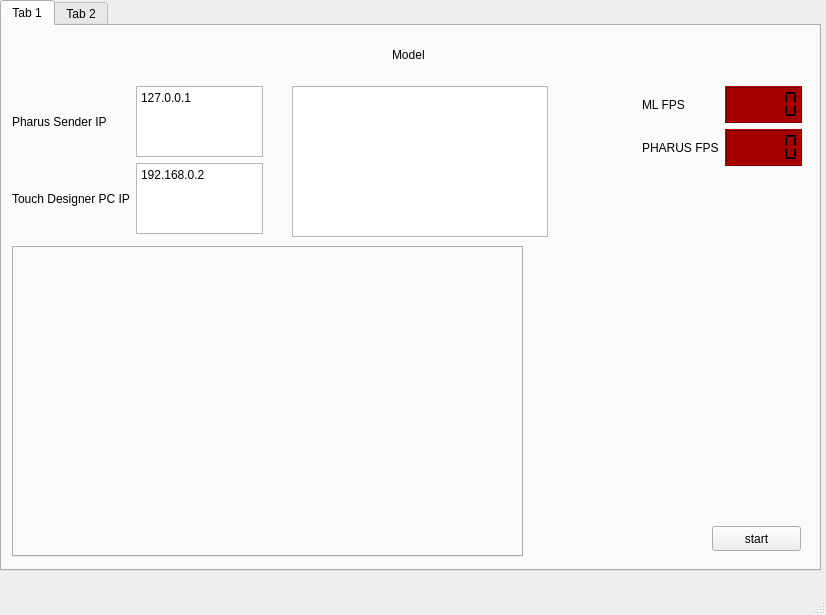
Before: the Qt Designer form inference_server.ui in birkschmithuesen/SystemFailed_trajnetplusplusbaselines, drawn with Qt 5.
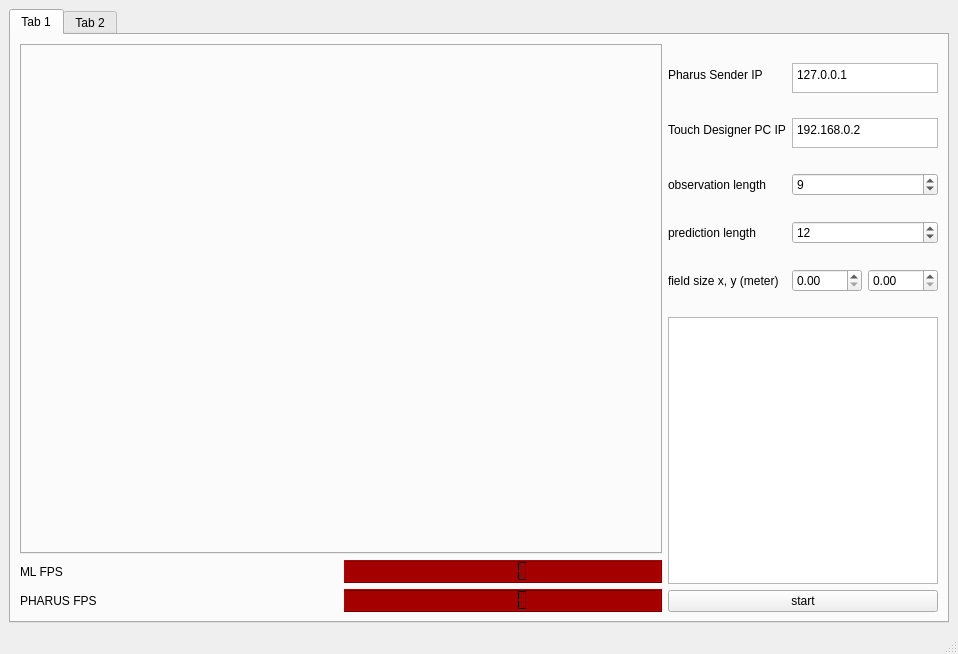
After: the same form once the commit is applied.

Commit message: Make UI resizing dynamic

What changed in the file:
```diff
--- a/inference_server.ui
+++ b/inference_server.ui
@@ -6,8 +6,8 @@
    <rect>
     <x>0</x>
     <y>0</y>
-    <width>826</width>
-    <height>615</height>
+    <width>958</width>
+    <height>654</height>
    </rect>
   </property>
   <property name="windowTitle">
@@ -17,14 +17,20 @@
    <bool>false</bool>
   </property>
   <widget class="QWidget" name="centralwidget">
+   <layout class="QVBoxLayout" name="verticalLayout">
+    <item>
    <widget class="QTabWidget" name="tabWidget">
-    <property name="geometry">
-     <rect>
-      <x>0</x>
-      <y>0</y>
-      <width>821</width>
-      <height>571</height>
-     </rect>
+      <property name="sizePolicy">
+       <sizepolicy hsizetype="Expanding" vsizetype="Expanding">
+        <horstretch>1</horstretch>
+        <verstretch>1</verstretch>
+       </sizepolicy>
+      </property>
+      <property name="sizeIncrement">
+       <size>
+        <width>1</width>
+        <height>1</height>
+       </size>
     </property>
     <property name="currentIndex">
      <number>0</number>
@@ -33,28 +39,39 @@
      <attribute name="title">
       <string>Tab 1</string>
      </attribute>
-     <widget class="QPushButton" name="start_button">
-      <property name="geometry">
-       <rect>
-        <x>710</x>
-        <y>500</y>
-        <width>89</width>
-        <height>25</height>
-       </rect>
-      </property>
-      <property name="text">
-       <string>start</string>
-      </property>
-     </widget>
-     <widget class="QWidget" name="gridLayoutWidget">
-      <property name="geometry">
-       <rect>
-        <x>640</x>
-        <y>60</y>
-        <width>160</width>
-        <height>80</height>
-       </rect>
-      </property>
+       <layout class="QHBoxLayout" name="horizontalLayout_3">
+        <item>
+         <layout class="QHBoxLayout" name="horizontalLayout_4">
+          <property name="sizeConstraint">
+           <enum>QLayout::SetNoConstraint</enum>
+          </property>
+          <item>
+           <layout class="QVBoxLayout" name="verticalLayout_3">
+            <property name="sizeConstraint">
+             <enum>QLayout::SetNoConstraint</enum>
+            </property>
+            <item>
+             <widget class="QTabWidget" name="visualizer">
+              <property name="sizePolicy">
+               <sizepolicy hsizetype="Expanding" vsizetype="Expanding">
+                <horstretch>1</horstretch>
+                <verstretch>1</verstretch>
+               </sizepolicy>
+              </property>
+              <property name="sizeIncrement">
+               <size>
+                <width>1</width>
+                <height>1</height>
+               </size>
+              </property>
+              <property name="currentIndex">
+               <number>-1</number>
+              </property>
+             </widget>
+            </item>
+            <item>
+             <layout class="QHBoxLayout" name="horizontalLayout_2">
+              <item>
       <layout class="QGridLayout" name="gridLayout">
        <item row="1" column="1">
         <widget class="QLCDNumber" name="pharus_fps">
@@ -66,6 +83,13 @@
          </property>
         </widget>
        </item>
+                <item row="1" column="0">
+                 <widget class="QLabel" name="label_2">
+                  <property name="text">
+                   <string>PHARUS FPS</string>
+                  </property>
+                 </widget>
+                </item>
        <item row="0" column="1">
         <widget class="QLCDNumber" name="ml_fps">
          <property name="styleSheet">
@@ -83,25 +107,28 @@
          </property>
         </widget>
        </item>
-       <item row="1" column="0">
-        <widget class="QLabel" name="label_2">
-         <property name="text">
-          <string>PHARUS FPS</string>
-         </property>
-        </widget>
-       </item>
-      </layout>
-     </widget>
-     <widget class="QWidget" name="gridLayoutWidget_2">
-      <property name="geometry">
-       <rect>
-        <x>10</x>
-        <y>60</y>
-        <width>251</width>
-        <height>148</height>
-       </rect>
-      </property>
-      <layout class="QGridLayout" name="gridLayout_2">
+               </layout>
+              </item>
+             </layout>
+            </item>
+           </layout>
+          </item>
+          <item>
+           <layout class="QVBoxLayout" name="verticalLayout_2">
+            <property name="spacing">
+             <number>6</number>
+            </property>
+            <property name="sizeConstraint">
+             <enum>QLayout::SetMaximumSize</enum>
+            </property>
+            <item>
+             <layout class="QFormLayout" name="formLayout">
+              <property name="sizeConstraint">
+               <enum>QLayout::SetFixedSize</enum>
+              </property>
+              <property name="formAlignment">
+               <set>Qt::AlignLeading|Qt::AlignLeft|Qt::AlignVCenter</set>
+              </property>
        <item row="0" column="0">
         <widget class="QLabel" name="label_3">
          <property name="text">
@@ -111,6 +138,18 @@
        </item>
        <item row="0" column="1">
         <widget class="QPlainTextEdit" name="pharus_sender_ip">
+                <property name="sizePolicy">
+                 <sizepolicy hsizetype="Fixed" vsizetype="MinimumExpanding">
+                  <horstretch>0</horstretch>
+                  <verstretch>0</verstretch>
+                 </sizepolicy>
+                </property>
+                <property name="maximumSize">
+                 <size>
+                  <width>146</width>
+                  <height>30</height>
+                 </size>
+                </property>
          <property name="plainText">
           <string>127.0.0.1</string>
          </property>
@@ -125,55 +164,121 @@
        </item>
        <item row="1" column="1">
         <widget class="QPlainTextEdit" name="touch_designer_pc_ip">
+                <property name="sizePolicy">
+                 <sizepolicy hsizetype="Minimum" vsizetype="Expanding">
+                  <horstretch>0</horstretch>
+                  <verstretch>0</verstretch>
+                 </sizepolicy>
+                </property>
+                <property name="maximumSize">
+                 <size>
+                  <width>146</width>
+                  <height>30</height>
+                 </size>
+                </property>
          <property name="plainText">
           <string>192.168.0.2</string>
          </property>
         </widget>
        </item>
-      </layout>
-     </widget>
+              <item row="2" column="0">
+               <widget class="QLabel" name="label_7">
+                <property name="text">
+                 <string>observation length</string>
+                </property>
+               </widget>
+              </item>
+              <item row="2" column="1">
+               <widget class="QSpinBox" name="spinBox">
+                <property name="sizePolicy">
+                 <sizepolicy hsizetype="Minimum" vsizetype="Fixed">
+                  <horstretch>0</horstretch>
+                  <verstretch>0</verstretch>
+                 </sizepolicy>
+                </property>
+                <property name="value">
+                 <number>9</number>
+                </property>
+               </widget>
+              </item>
+              <item row="3" column="0">
+               <widget class="QLabel" name="label_6">
+                <property name="text">
+                 <string>prediction length</string>
+                </property>
+               </widget>
+              </item>
+              <item row="3" column="1">
+               <widget class="QSpinBox" name="spinBox_2">
+                <property name="sizePolicy">
+                 <sizepolicy hsizetype="Minimum" vsizetype="Fixed">
+                  <horstretch>0</horstretch>
+                  <verstretch>0</verstretch>
+                 </sizepolicy>
+                </property>
+                <property name="value">
+                 <number>12</number>
+                </property>
+               </widget>
+              </item>
+              <item row="4" column="0">
+               <widget class="QLabel" name="label_8">
+                <property name="text">
+                 <string>field size x, y (meter)</string>
+                </property>
+               </widget>
+              </item>
+              <item row="4" column="1">
+               <layout class="QHBoxLayout" name="horizontalLayout">
+                <property name="sizeConstraint">
+                 <enum>QLayout::SetFixedSize</enum>
+                </property>
+                <item>
+                 <widget class="QDoubleSpinBox" name="doubleSpinBox_2">
+                  <property name="sizePolicy">
+                   <sizepolicy hsizetype="Minimum" vsizetype="Fixed">
+                    <horstretch>0</horstretch>
+                    <verstretch>0</verstretch>
+                   </sizepolicy>
+                  </property>
+                 </widget>
+                </item>
+                <item>
+                 <widget class="QDoubleSpinBox" name="doubleSpinBox">
+                  <property name="sizePolicy">
+                   <sizepolicy hsizetype="Minimum" vsizetype="Fixed">
+                    <horstretch>0</horstretch>
+                    <verstretch>0</verstretch>
+                   </sizepolicy>
+                  </property>
+                 </widget>
+                </item>
+               </layout>
+              </item>
+             </layout>
+            </item>
+            <item>
      <widget class="QListView" name="model_list_view">
-      <property name="geometry">
-       <rect>
-        <x>290</x>
-        <y>60</y>
-        <width>256</width>
-        <height>151</height>
-       </rect>
-      </property>
-     </widget>
-     <widget class="QLabel" name="label_5">
-      <property name="geometry">
-       <rect>
-        <x>390</x>
-        <y>20</y>
-        <width>67</width>
-        <height>17</height>
-       </rect>
-      </property>
-      <property name="text">
-       <string>Model</string>
-      </property>
-     </widget>
-     <widget class="QWidget" name="verticalLayoutWidget">
-      <property name="geometry">
-       <rect>
-        <x>10</x>
-        <y>220</y>
-        <width>511</width>
-        <height>311</height>
-       </rect>
-      </property>
-      <layout class="QVBoxLayout" name="verticalLayout">
+              <property name="sizePolicy">
+               <sizepolicy hsizetype="Minimum" vsizetype="Expanding">
+                <horstretch>0</horstretch>
+                <verstretch>0</verstretch>
+               </sizepolicy>
+              </property>
+             </widget>
+            </item>
        <item>
-        <widget class="QTabWidget" name="visualizer">
-         <property name="currentIndex">
-          <number>-1</number>
+             <widget class="QPushButton" name="start_button">
+              <property name="text">
+               <string>start</string>
          </property>
         </widget>
        </item>
       </layout>
-     </widget>
+          </item>
+         </layout>
+        </item>
+       </layout>
     </widget>
     <widget class="QWidget" name="tab_2">
      <attribute name="title">
@@ -181,13 +286,15 @@
      </attribute>
     </widget>
    </widget>
+    </item>
+   </layout>
   </widget>
   <widget class="QMenuBar" name="menubar">
    <property name="geometry">
     <rect>
      <x>0</x>
      <y>0</y>
-     <width>826</width>
+     <width>958</width>
      <height>22</height>
     </rect>
    </property>
```
Lines whose indentation alone changed are shown as unchanged. The commit also changes 3 other files.
